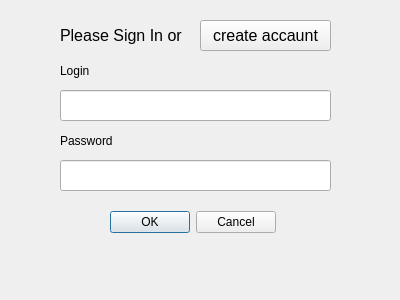
This is client/forms/logindialog.ui in david-dems/tcp_server_market as Qt 5 draws it before an edit. The edited form follows.
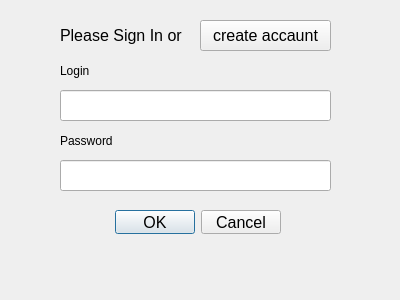
This is the edited form.

The edit to the form file:
```diff
--- a/client/forms/logindialog.ui
+++ b/client/forms/logindialog.ui
@@ -18,10 +18,15 @@
     <rect>
      <x>110</x>
      <y>210</y>
-     <width>166</width>
+     <width>171</width>
      <height>24</height>
     </rect>
    </property>
+   <property name="font">
+    <font>
+     <pointsize>12</pointsize>
+    </font>
+   </property>
    <property name="orientation">
     <enum>Qt::Horizontal</enum>
    </property>
```
Left out of the diff: 45 changed lines with no effect on the pictures.
